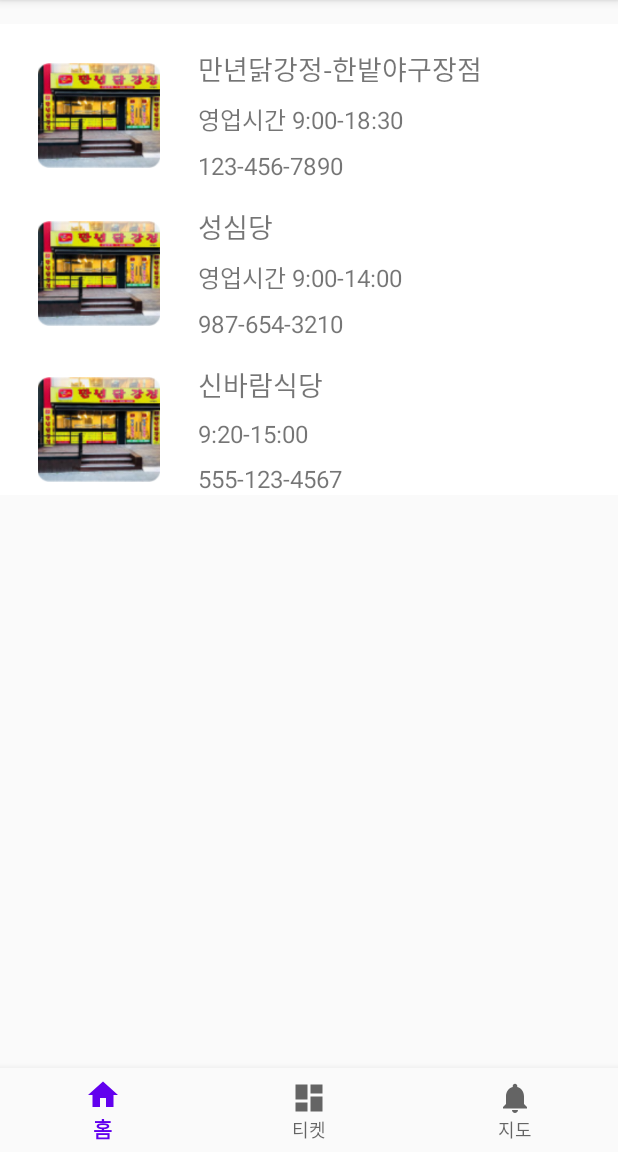
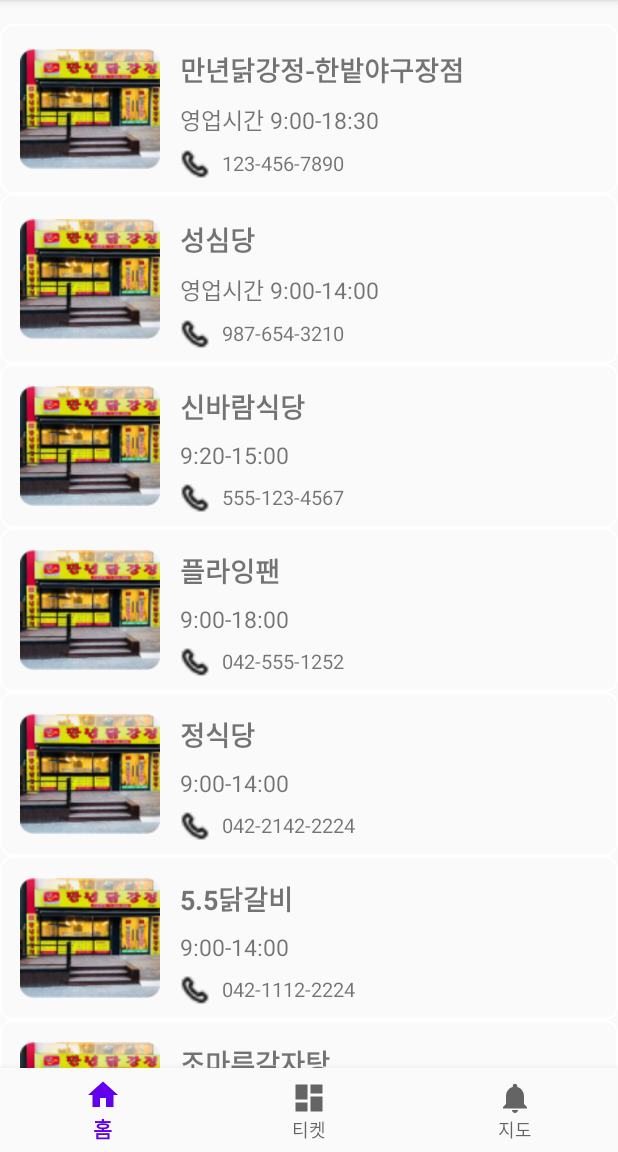
Before and after one commit to sj0919/OTF, an Android app: the HomeFragment screen opened directly, with no data from a screen before it, on a phone screen of 412 x 824 dp, the part 84-1236 px from its top. Run offline under Robolectric (Android 15) with nearby library versions, the phone set to English and light mode, and no system bars; our stand-ins replace navigation-ui.

Commit message:
충돌 해결 및 전화번호부 수정

```diff
--- a/app/src/main/java/com/example/week1/ContactsAdapter.kt
+++ b/app/src/main/java/com/example/week1/ContactsAdapter.kt
@@ -1,6 +1,7 @@
 package com.example.week1
 
-
+import android.content.Intent
+import android.net.Uri
 import android.view.LayoutInflater
 import android.view.View
 import android.view.ViewGroup
@@ -9,30 +10,36 @@ import android.widget.TextView
 import androidx.recyclerview.widget.RecyclerView
 import com.example.week1.data.Contact
 
-class ContactsAdapter(private val contactList: List<Contact>) : RecyclerView.Adapter<ContactsAdapter.ContactViewHolder>(){
+class ContactsAdapter(private val contactList: List<Contact>) : RecyclerView.Adapter<ContactsAdapter.ContactViewHolder>() {
+
     class ContactViewHolder(itemView: View) : RecyclerView.ViewHolder(itemView) {
         val nameTextView: TextView = itemView.findViewById(R.id.contactName)
         val timeTextView: TextView = itemView.findViewById(R.id.contactTime)
         val phoneTextView: TextView = itemView.findViewById(R.id.contactPhoneNumber)
-        val contactImageView: ImageView =itemView.findViewById(R.id.contactImage)
+        val contactImageView: ImageView = itemView.findViewById(R.id.contactImage)
+        val phoneIcon: ImageView = itemView.findViewById(R.id.phoneIcon)
     }
 
-    // ViewHolder 생성
     override fun onCreateViewHolder(parent: ViewGroup, viewType: Int): ContactViewHolder {
         val view = LayoutInflater.from(parent.context).inflate(R.layout.contact_item, parent, false)
         return ContactViewHolder(view)
     }
 
-    // 데이터 바인딩
     override fun onBindViewHolder(holder: ContactViewHolder, position: Int) {
         val contact = contactList[position]
         holder.nameTextView.text = contact.name
         holder.timeTextView.text = contact.time
         holder.phoneTextView.text = contact.phoneNumber
         holder.contactImageView.setImageResource(contact.image)
+
+        // 전화 아이콘 클릭 시 전화 걸기 기능 구현
+        holder.phoneIcon.setOnClickListener {
+            val phoneNumber = contact.phoneNumber
+            val dialIntent = Intent(Intent.ACTION_DIAL, Uri.parse("tel:$phoneNumber"))
+            it.context.startActivity(dialIntent)
+        }
     }
 
-    // 아이템 갯수 반환
     override fun getItemCount(): Int {
         return contactList.size
     }
--- a/app/src/main/java/com/example/week1/ui/home/HomeFragment.kt
+++ b/app/src/main/java/com/example/week1/ui/home/HomeFragment.kt
@@ -21,7 +21,12 @@ class HomeFragment : Fragment() {
     private val contactList = listOf(
         Contact("만년닭강정-한밭야구장점", "영업시간 9:00-18:30", "123-456-7890", R.drawable.img1),
         Contact("성심당", "영업시간 9:00-14:00", "987-654-3210",R.drawable.img1),
-        Contact("신바람식당", "9:20-15:00", "555-123-4567",R.drawable.img1)
+        Contact("신바람식당", "9:20-15:00", "555-123-4567",R.drawable.img1),
+        Contact("플라잉팬","9:00-18:00","042-555-1252",R.drawable.img1),
+        Contact("정식당","9:00-14:00","042-2142-2224",R.drawable.img1),
+        Contact("5.5닭갈비","9:00-14:00","042-1112-2224",R.drawable.img1),
+        Contact("조마루감자탕","9:00-18:00","042-1234-2224",R.drawable.img1),
+        Contact("광천식당","9:00-19:00","042-2422-1234",R.drawable.img1)
     )
 
     override fun onCreateView(
--- /dev/null
+++ b/app/src/main/res/drawable/container_border.xml
@@ -0,0 +1,8 @@
+<?xml version="1.0" encoding="utf-8"?>
+<shape xmlns:android="http://schemas.android.com/apk/res/android">
+    <solid android:color="@android:color/transparent" />
+    <stroke
+        android:width="1dp"
+        android:color="#000000" /> <!-- 원하는 테두리 색상 -->
+    <corners android:radius="8dp" /> <!-- 모서리 둥글기 (선택 사항) -->
+</shape>
--- a/app/src/main/res/layout/contact_item.xml
+++ b/app/src/main/res/layout/contact_item.xml
@@ -4,16 +4,16 @@
     xmlns:tools="http://schemas.android.com/tools"
     android:layout_width="match_parent"
     android:layout_height="wrap_content"
-    android:background="#FFFFFF"
-    android:backgroundTint="#FFFFFF">
+    android:background="@drawable/container_border"
+    android:backgroundTint="#FFFFFF"
+    android:padding="10dp">
 
     <!-- 연락처 이미지 표시 ImageView -->
     <ImageView
         android:id="@+id/contactImage"
         android:layout_width="100dp"
-        android:layout_height="70dp"
-        android:layout_marginStart="16dp"
-        android:layout_marginTop="16dp"
+        android:layout_height="80dp"
+        android:layout_marginEnd="16dp"
         app:layout_constraintBottom_toBottomOf="parent"
         app:layout_constraintStart_toStartOf="parent"
         app:layout_constraintTop_toTopOf="parent" />
@@ -23,34 +23,49 @@
         android:id="@+id/contactName"
         android:layout_width="wrap_content"
         android:layout_height="wrap_content"
-        android:layout_marginStart="16dp"
-        android:layout_marginTop="16dp"
+        android:layout_marginStart="10dp"
         android:text="Contact Name"
         android:textSize="18sp"
+        android:textStyle="bold"
         app:layout_constraintStart_toEndOf="@id/contactImage"
-        app:layout_constraintTop_toTopOf="parent" />
+        app:layout_constraintTop_toTopOf="@id/contactImage" />
 
     <!-- 시간 표시 TextView -->
     <TextView
         android:id="@+id/contactTime"
         android:layout_width="wrap_content"
         android:layout_height="wrap_content"
-        android:layout_marginStart="16dp"
         android:layout_marginTop="8dp"
         android:text="Time"
-        android:textSize="16sp"
-        app:layout_constraintStart_toEndOf="@id/contactImage"
+        android:textSize="15sp"
+        app:layout_constraintStart_toStartOf="@id/contactName"
         app:layout_constraintTop_toBottomOf="@id/contactName" />
 
-    <!-- 전화번호 표시 TextView -->
-    <TextView
-        android:id="@+id/contactPhoneNumber"
+    <!-- 전화번호 아이콘과 전화번호 표시 TextView -->
+    <LinearLayout
+        android:id="@+id/contactPhoneLayout"
         android:layout_width="wrap_content"
         android:layout_height="wrap_content"
-        android:layout_marginStart="16dp"
+        android:orientation="horizontal"
         android:layout_marginTop="8dp"
-        android:text="Phone Number"
-        android:textSize="16sp"
-        app:layout_constraintStart_toEndOf="@id/contactImage"
-        app:layout_constraintTop_toBottomOf="@id/contactTime" />
+        app:layout_constraintStart_toStartOf="@id/contactTime"
+        app:layout_constraintTop_toBottomOf="@id/contactTime">
+
+        <!-- 전화 아이콘 ImageView -->
+        <ImageView
+            android:id="@+id/phoneIcon"
+            android:layout_width="20dp"
+            android:layout_height="20dp"
+            android:layout_marginEnd="8dp"
+            android:src="@drawable/phone" />
+
+        <!-- 전화번호 표시 TextView -->
+        <TextView
+            android:id="@+id/contactPhoneNumber"
+            android:layout_width="wrap_content"
+            android:layout_height="wrap_content"
+            android:text="Phone Number"
+            android:textSize="13sp" />
+    </LinearLayout>
+
 </androidx.constraintlayout.widget.ConstraintLayout>
--- a/app/src/main/res/layout/fragment_home.xml
+++ b/app/src/main/res/layout/fragment_home.xml
@@ -29,9 +29,10 @@
         android:layout_width="match_parent"
         android:layout_height="match_parent"
         android:layout_marginTop="16dp"
-        app:layout_constraintTop_toTopOf="parent"
+        android:backgroundTint="#FFFFFF"
+        app:layout_constraintBottom_toBottomOf="parent"
+        app:layout_constraintEnd_toEndOf="parent"
         app:layout_constraintStart_toStartOf="parent"
-        app:layout_constraintEnd_toEndOf="parent"
-        app:layout_constraintBottom_toBottomOf="parent" />
+        app:layout_constraintTop_toTopOf="parent" />
 
 </androidx.constraintlayout.widget.ConstraintLayout>
```
Also changed, not shown: app/src/main/res/drawable/phone.png (added), 2 other files.
